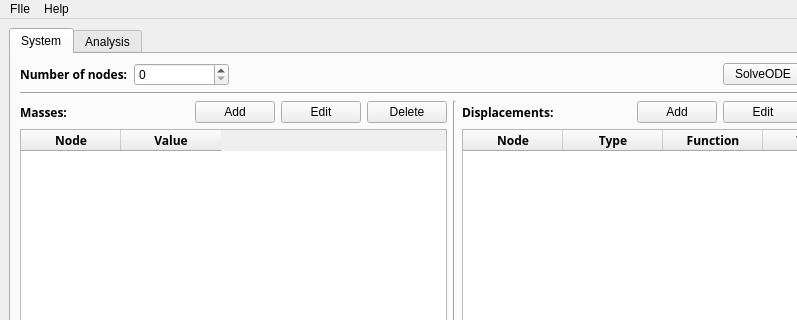
Qt form oddsFormMain.ui (snexus/ODDS) before a commit; both pictures show x 0 to 797 and y 0 to 320 of the 909 by 601 pixel window.
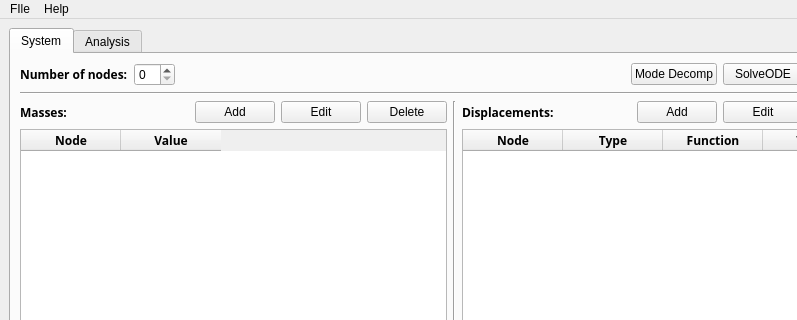
The same form after that commit.

Commit message: added transform matrix calculation,  mode decomposition solver, no testing yet

```diff
--- a/oddsFormMain.ui
+++ b/oddsFormMain.ui
@@ -70,6 +70,13 @@
             </property>
            </spacer>
           </item>
+          <item>
+           <widget class="QPushButton" name="modeDecomp">
+            <property name="text">
+             <string>Mode Decomp</string>
+            </property>
+           </widget>
+          </item>
           <item>
            <widget class="QPushButton" name="testODE">
             <property name="text">
```
The commit also changes 5 other files.
